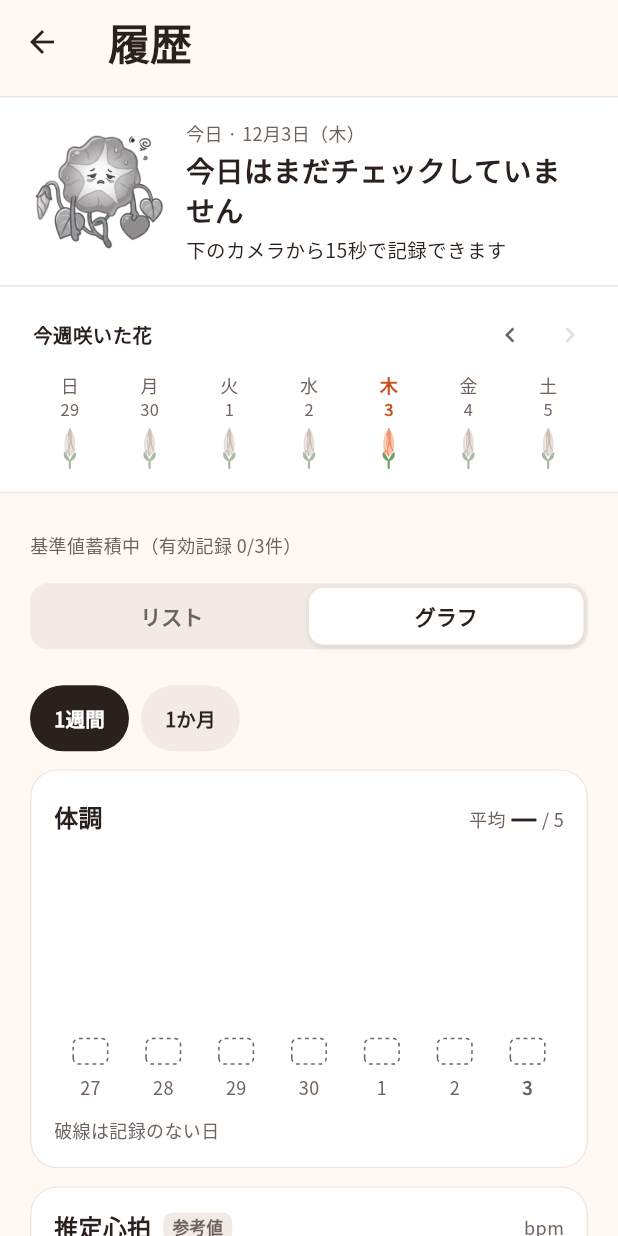
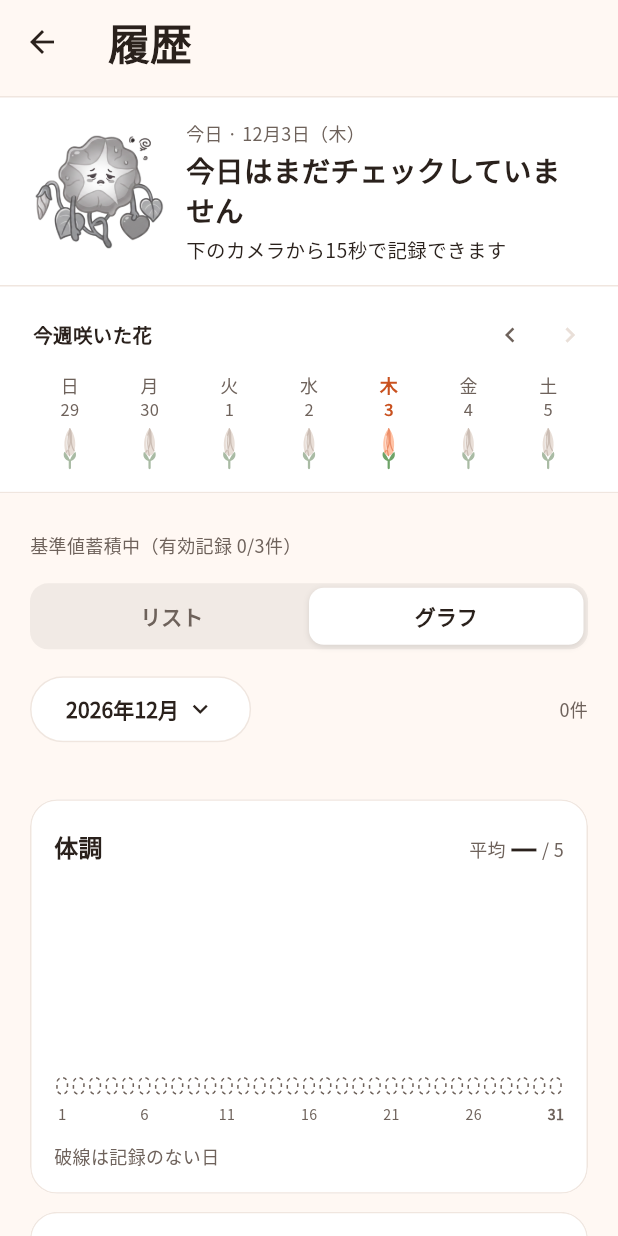
Before and after one commit to jphacks/os_2604, a Flutter app: the HistoryScreen screen opened by its route, after a tap on the "chevron left" icon, after a tap on the "chevron right" icon, after a tap on "グラフ", on a phone screen of 412 x 824 dp. Run offline on Flutter 3.47's test engine with Material 3 defaults, Android fonts, the phone set to English and light mode, and no system bars; our stand-ins replace camera, drift, drift_flutter, flutter_local_notifications, flutter_timezone, timezone; missing offline and left inert: flutter_reactive_ble, google_mlkit_face_detection; accounts and stored records are empty; generated files the repository leaves out were written again; Roboto replaces fonts that are missing (ZenMaruGothic).

Commit message:
ui: integrate history year and month wheel picker

```diff
--- a/lib/screens/history_screen.dart
+++ b/lib/screens/history_screen.dart
@@ -11,6 +11,7 @@ import '../ui/asakao_record_widgets.dart';
 import '../ui/asakao_style.dart';
 import '../ui/asakao_widgets.dart';
 import '../widgets/history_trend_view.dart';
+import '../widgets/history_period_picker.dart';
 
 class HistoryScreen extends StatefulWidget {
   const HistoryScreen({
@@ -34,6 +35,58 @@ class HistoryScreen extends StatefulWidget {
 class _HistoryScreenState extends State<HistoryScreen> {
   late Stream<List<HealthCheckResult>> _records = widget.store.watchAll();
   bool _graph = false;
+  late int _year = widget.now().toLocal().year;
+  late int? _month = widget.now().toLocal().month;
+  bool _periodExpanded = false;
+
+  bool _inPeriod(HealthCheckResult r) {
+    final at = r.measuredAt.toLocal();
+    return at.year == _year && (_month == null || at.month == _month);
+  }
+
+  DateTimeRange get _period => DateTimeRange(
+    start: DateTime(_year, _month ?? 1),
+    end: DateTime(_year, _month == null ? 13 : _month! + 1, 0),
+  );
+
+  Widget _periodPicker(List<HealthCheckResult> records, int count) {
+    final years = {
+      widget.now().toLocal().year,
+      _year,
+      for (final r in records) r.measuredAt.toLocal().year,
+    }.toList()..sort((a, b) => b.compareTo(a));
+    return Padding(
+      padding: const EdgeInsets.only(top: 16),
+      child: HistoryPeriodPicker(
+        year: _year,
+        month: _month,
+        expanded: _periodExpanded,
+        years: years,
+        count: count,
+        monthsByYear: {
+          for (final year in years)
+            year: {
+              for (final r in records)
+                if (r.measuredAt.toLocal().year == year)
+                  r.measuredAt.toLocal().month,
+            },
+        },
+        onToggle: () => setState(() => _periodExpanded = !_periodExpanded),
+        onYear: (year) => setState(() {
+          _year = year;
+          _month = null;
+        }),
+        onMonth: (month) => setState(() {
+          _month = month;
+          _periodExpanded = false;
+        }),
+        onWholeYear: () => setState(() {
+          _month = null;
+          _periodExpanded = false;
+        }),
+      ),
+    );
+  }
 
   /// 記録がなくてもさかのぼれる週の数（今週を含めて約1年）。
   static const _minWeeks = 53;
@@ -107,26 +160,28 @@ class _HistoryScreenState extends State<HistoryScreen> {
     if (graph != _graph) setState(() => _graph = graph);
   }
 
-  Widget _list(List<HealthCheckResult> records) {
+  Widget _list(List<HealthCheckResult> records, {bool noRecords = false}) {
     if (records.isEmpty) {
-      return const Padding(
-        padding: EdgeInsets.fromLTRB(24, 48, 24, 24),
+      return Padding(
+        padding: const EdgeInsets.fromLTRB(24, 48, 24, 24),
         child: Column(
           children: [
             Text(
-              'まだ記録がありません',
-              style: TextStyle(
+              noRecords ? 'まだ記録がありません' : 'この期間の記録はありません',
+              style: const TextStyle(
                 fontFamily: AsakaoStyle.displayFont,
                 fontSize: 20,
                 fontWeight: FontWeight.w700,
                 color: AsakaoStyle.ink,
               ),
             ),
-            SizedBox(height: 8),
+            const SizedBox(height: 8),
             Text(
-              '最初のチェックのあと、ここに毎朝の記録が並びます。',
+              noRecords
+                  ? '最初のチェックのあと、ここに毎朝の記録が並びます。'
+                  : '年月を変更すると、別の期間の記録を確認できます。',
               textAlign: TextAlign.center,
-              style: TextStyle(height: 1.6, color: AsakaoStyle.muted),
+              style: const TextStyle(height: 1.6, color: AsakaoStyle.muted),
             ),
           ],
         ),
@@ -136,11 +191,12 @@ class _HistoryScreenState extends State<HistoryScreen> {
       crossAxisAlignment: CrossAxisAlignment.stretch,
       children: [
         for (var index = 0; index < records.length; index++) ...[
-          if (index == 0 ||
-              records[index - 1].measuredAt.toLocal().month !=
-                  records[index].measuredAt.toLocal().month ||
-              records[index - 1].measuredAt.toLocal().year !=
-                  records[index].measuredAt.toLocal().year)
+          if (_month == null &&
+              (index == 0 ||
+                  records[index - 1].measuredAt.toLocal().month !=
+                      records[index].measuredAt.toLocal().month ||
+                  records[index - 1].measuredAt.toLocal().year !=
+                      records[index].measuredAt.toLocal().year))
             Padding(
               padding: const EdgeInsets.fromLTRB(20, 16, 20, 8),
               child: Text(
@@ -742,6 +798,7 @@ class _HistoryScreenState extends State<HistoryScreen> {
           // スワイプで消した行は、DB の更新が届く前でもすぐ外す。
           final records = [...data.where((r) => !_removed.contains(r.id))]
             ..sort((a, b) => b.measuredAt.compareTo(a.measuredAt));
+          final filtered = records.where(_inPeriod).toList();
           return CustomScrollView(
             slivers: [
               SliverPadding(
@@ -756,7 +813,11 @@ class _HistoryScreenState extends State<HistoryScreen> {
                         padding: const EdgeInsets.symmetric(horizontal: 20),
                         child: Column(
                           crossAxisAlignment: CrossAxisAlignment.stretch,
-                          children: [_baselineCard(records), _viewToggle()],
+                          children: [
+                            _baselineCard(records),
+                            _viewToggle(),
+                            _periodPicker(records, filtered.length),
+                          ],
                         ),
                       ),
                     ],
@@ -800,13 +861,17 @@ class _HistoryScreenState extends State<HistoryScreen> {
                               key: const ValueKey('history-graph'),
                               padding: const EdgeInsets.fromLTRB(20, 12, 20, 0),
                               child: HistoryTrendView(
-                                records: records,
+                                records: filtered,
                                 now: widget.now,
+                                period: _period,
                               ),
                             )
                           : KeyedSubtree(
                               key: const ValueKey('history-list'),
-                              child: _list(records),
+                              child: _list(
+                                filtered,
+                                noRecords: records.isEmpty,
+                              ),
                             ),
                     ),
                   ),
--- /dev/null
+++ b/lib/widgets/history_period_picker.dart
@@ -0,0 +1,369 @@
+import 'package:flutter/material.dart';
+import 'package:flutter/cupertino.dart';
+
+import '../ui/asakao_style.dart';
+import '../ui/asakao_widgets.dart';
+
+/// Year/month popover. Availability comes only from actual records.
+class HistoryPeriodPicker extends StatelessWidget {
+  const HistoryPeriodPicker({
+    super.key,
+    required this.year,
+    required this.month,
+    required this.expanded,
+    required this.years,
+    required this.monthsByYear,
+    required this.count,
+    required this.onToggle,
+    required this.onYear,
+    required this.onMonth,
+    required this.onWholeYear,
+  });
+  final int year;
+  final int? month;
+  final bool expanded;
+  final List<int> years;
+  final Map<int, Set<int>> monthsByYear;
+  final int count;
+  final VoidCallback onToggle;
+  final ValueChanged<int> onYear;
+  final ValueChanged<int> onMonth;
+  final VoidCallback onWholeYear;
+
+  @override
+  Widget build(BuildContext context) => _AnchoredPeriodMenu(
+    expanded: expanded,
+    onDismiss: onToggle,
+    header: Wrap(
+      alignment: WrapAlignment.spaceBetween,
+      crossAxisAlignment: WrapCrossAlignment.center,
+      spacing: 8,
+      runSpacing: 8,
+      children: [
+        OutlinedButton(
+          key: const ValueKey('history-period-toggle'),
+          style: OutlinedButton.styleFrom(
+            backgroundColor: Colors.white,
+            foregroundColor: AsakaoStyle.ink,
+            side: const BorderSide(color: AsakaoStyle.border),
+            shape: const StadiumBorder(),
+            minimumSize: const Size(48, 44),
+          ),
+          onPressed: onToggle,
+          child: Row(
+            mainAxisSize: MainAxisSize.min,
+            children: [
+              Text(
+                month == null ? '$year年すべて' : '$year年$month月',
+                style: const TextStyle(fontWeight: FontWeight.w700),
+              ),
+              const SizedBox(width: 4),
+              Icon(expanded ? Icons.expand_less : Icons.expand_more, size: 20),
+            ],
+          ),
+        ),
+        Text(
+          '$count件',
+          key: const ValueKey('history-period-count'),
+          style: AsakaoStyle.caption,
+        ),
+      ],
+    ),
+    panel: _PeriodWheels(
+      year: year,
+      month: month,
+      years: years,
+      monthsByYear: monthsByYear,
+      onApply: (value) {
+        onYear(value.year);
+        value.month == null ? onWholeYear() : onMonth(value.month!);
+      },
+    ),
+  );
+}
+
+class _PeriodWheels extends StatefulWidget {
+  const _PeriodWheels({
+    required this.year,
+    required this.month,
+    required this.years,
+    required this.monthsByYear,
+    required this.onApply,
+  });
+  final int year;
+  final int? month;
+  final List<int> years;
+  final Map<int, Set<int>> monthsByYear;
+  final ValueChanged<({int year, int? month})> onApply;
+  @override
+  State<_PeriodWheels> createState() => _PeriodWheelsState();
+}
+
+class _PeriodWheelsState extends State<_PeriodWheels> {
+  late int _year = widget.year;
+  late int? _month = widget.month;
+  late final _yearScroll = FixedExtentScrollController(
+    initialItem: widget.years.indexOf(_year),
+  );
+  late final _monthScroll = FixedExtentScrollController(
+    initialItem: _month ?? 0,
+  );
+  bool _yearMoving = false;
+  bool _monthMoving = false;
+  @override
+  void dispose() {
+    _yearScroll.dispose();
+    _monthScroll.dispose();
+    super.dispose();
+  }
+
+  Widget _wheel({
+    required String name,
+    required FixedExtentScrollController controller,
+    required List<Widget> children,
+    required ValueChanged<int> onChanged,
+  }) => Expanded(
+    child: Column(
+      children: [
+        Text(name == 'year' ? '年' : '月', style: AsakaoStyle.caption),
+        const SizedBox(height: 8),
+        NotificationListener<ScrollNotification>(
+          onNotification: (notification) {
+            if (notification is ScrollStartNotification ||
+                notification is ScrollEndNotification) {
+              setState(() {
+                final moving = notification is ScrollStartNotification;
+                name == 'year' ? _yearMoving = moving : _monthMoving = moving;
+              });
+            }
+            return false;
+          },
+          child: SizedBox(
+            height:
+                MediaQuery.textScalerOf(context).scale(20).clamp(28, 44) * 4,
+            child: CupertinoPicker(
+              key: ValueKey('history-$name-wheel'),
+              scrollController: controller,
+              itemExtent:
+                  MediaQuery.textScalerOf(context).scale(20).clamp(28, 44) + 16,
+              onSelectedItemChanged: onChanged,
+              children: children,
+            ),
+          ),
+        ),
+      ],
+    ),
+  );
+
+  Widget _label(String text, {bool available = true}) => Center(
+    child: Padding(
+      padding: const EdgeInsets.symmetric(horizontal: 6),
+      child: FittedBox(
+        fit: BoxFit.scaleDown,
+        child: Text(
+          text,
+          style: TextStyle(
+            fontSize: 20,
+            fontWeight: FontWeight.w700,
+            color: available
+                ? AsakaoStyle.ink
+                : AsakaoStyle.muted.withValues(alpha: 0.5),
+          ),
+        ),
+      ),
+    ),
+  );
+
+  @override
+  Widget build(BuildContext context) {
+    final available =
+        _month == null ||
+        (widget.monthsByYear[_year]?.contains(_month) ?? false);
+    return AsakaoCard(
+      padding: const EdgeInsets.all(16),
+      child: Column(
+        crossAxisAlignment: CrossAxisAlignment.stretch,
+        children: [
+          Row(
+            crossAxisAlignment: CrossAxisAlignment.start,
+            children: [
+              _wheel(
+                name: 'year',
+                controller: _yearScroll,
+                children: [for (final year in widget.years) _label('$year年')],
+                onChanged: (index) =>
+                    setState(() => _year = widget.years[index]),
+              ),
+              const SizedBox(width: 12),
+              _wheel(
+                name: 'month',
+                controller: _monthScroll,
+                children: [
+                  _label('すべて'),
+                  for (var month = 1; month <= 12; month++)
+                    _label(
+                      '$month月',
+                      available:
+                          widget.monthsByYear[_year]?.contains(month) ?? false,
+                    ),
+                ],
+                onChanged: (index) =>
+                    setState(() => _month = index == 0 ? null : index),
+              ),
+            ],
+          ),
+          const SizedBox(height: 12),
+          if (!available)
+            const Padding(
+              padding: EdgeInsets.only(bottom: 8),
+              child: Text(
+                'この月の記録はありません',
+                style: AsakaoStyle.caption,
+                textAlign: TextAlign.center,
+              ),
+            ),
+          FilledButton(
+            key: const ValueKey('history-period-apply'),
+            onPressed: available && !_yearMoving && !_monthMoving
+                ? () => widget.onApply((year: _year, month: _month))
+                : null,
+            child: const Text('表示する'),
+          ),
+        ],
+      ),
+    );
+  }
+}
+
+/// The menu lives in an overlay, so opening it cannot move history rows.
+class _AnchoredPeriodMenu extends StatefulWidget {
+  const _AnchoredPeriodMenu({
+    required this.expanded,
+    required this.onDismiss,
+    required this.header,
+    required this.panel,
+  });
+  final bool expanded;
+  final VoidCallback onDismiss;
+  final Widget header;
+  final Widget panel;
+  @override
+  State<_AnchoredPeriodMenu> createState() => _AnchoredPeriodMenuState();
+}
+
+class _AnchoredPeriodMenuState extends State<_AnchoredPeriodMenu> {
+  final _portal = OverlayPortalController();
+  final _link = LayerLink();
+  final _anchor = GlobalKey();
+
+  void _sync() => WidgetsBinding.instance.addPostFrameCallback((_) {
+    if (!mounted) return;
+    widget.expanded ? _portal.show() : _portal.hide();
+  });
+  @override
+  void initState() {
+    super.initState();
+    _sync();
+  }
+
+  @override
+  void didUpdateWidget(covariant _AnchoredPeriodMenu oldWidget) {
+    super.didUpdateWidget(oldWidget);
+    if (oldWidget.expanded != widget.expanded) _sync();
+  }
+
+  @override
+  Widget build(BuildContext context) => PopScope(
+    canPop: !widget.expanded,
+    onPopInvokedWithResult: (didPop, _) {
+      if (!didPop && widget.expanded) widget.onDismiss();
+    },
+    child: LayoutBuilder(
+      builder: (context, constraints) => OverlayPortal(
+        controller: _portal,
+        overlayChildBuilder: (context) {
+          final box = _anchor.currentContext!.findRenderObject()! as RenderBox;
+          final top = box.localToGlobal(Offset.zero).dy;
+          final bottom = top + box.size.height;
+          final media = MediaQuery.of(context);
+          final below = media.size.height - media.padding.bottom - bottom - 16;
+          final above = top - media.padding.top - 16;
+          final upward = below < 160 && above > below;
+          final available = upward ? above : below;
+          return SizedBox.expand(
+            child: Stack(
+              children: [
+                Positioned.fill(
+                  child: ModalBarrier(
+                    color: Colors.transparent,
+                    dismissible: true,
+                    onDismiss: widget.onDismiss,
+                    semanticsLabel: '年月選択を閉じる',
+                  ),
+                ),
+                CompositedTransformFollower(
+                  link: _link,
+                  showWhenUnlinked: false,
+                  targetAnchor: upward
+                      ? Alignment.topLeft
+                      : Alignment.bottomLeft,
+                  followerAnchor: upward
+                      ? Alignment.bottomLeft
+                      : Alignment.topLeft,
+                  offset: Offset(0, upward ? -10 : 10),
+                  child: SizedBox(
+                    width: constraints.maxWidth,
+                    child: ConstrainedBox(
+                      constraints: BoxConstraints(
+                        maxHeight: available > 80 ? available : 80,
+                      ),
+                      child: TweenAnimationBuilder<double>(
+                        tween: Tween(begin: 0, end: 1),
+                        duration: media.disableAnimations
+                            ? Duration.zero
+                            : const Duration(milliseconds: 380),
+                        curve: Curves.easeOutQuart,
+                        builder: (context, value, child) => ClipRect(
+                          child: Align(
+                            alignment: upward
+                                ? Alignment.bottomCenter
+                                : Alignment.topCenter,
+                            heightFactor: value,
+                            child: Opacity(
+                              opacity: 0.75 + 0.25 * value,
+                              child: Transform.translate(
+                                offset: Offset(
+                                  0,
+                                  (upward ? 12 : -12) * (1 - value),
+                                ),
+                                child: child,
+                              ),
+                            ),
+                          ),
+                        ),
+                        child: Material(
+                          key: const ValueKey('history-period-overlay'),
+                          color: Colors.transparent,
+                          elevation: 10,
+                          shadowColor: AsakaoStyle.ink.withValues(alpha: 0.15),
+                          borderRadius: BorderRadius.circular(18),
+                          clipBehavior: Clip.antiAlias,
+                          child: SingleChildScrollView(child: widget.panel),
+                        ),
+                      ),
+                    ),
+                  ),
+                ),
+              ],
+            ),
+          );
+        },
+        child: CompositedTransformTarget(
+          key: _anchor,
+          link: _link,
+          child: widget.header,
+        ),
+      ),
+    ),
+  );
+}
--- a/lib/widgets/history_trend_view.dart
+++ b/lib/widgets/history_trend_view.dart
@@ -10,10 +10,16 @@ import '../ui/asakao_widgets.dart';
 /// 期間は「今日を最後の日とする直近7日 / 30日」（カレンダー月ではない）。
 /// 外部パッケージは使わず、棒は通常のウィジェット、折れ線は CustomPaint で描く。
 class HistoryTrendView extends StatefulWidget {
-  const HistoryTrendView({super.key, required this.records, required this.now});
+  const HistoryTrendView({
+    super.key,
+    required this.records,
+    required this.now,
+    this.period,
+  });
 
   final List<HealthCheckResult> records;
   final DateTime Function() now;
+  final DateTimeRange? period;
 
   @override
   State<HistoryTrendView> createState() => _HistoryTrendViewState();
@@ -33,14 +39,33 @@ class _HistoryTrendViewState extends State<HistoryTrendView> {
 
   @override
   Widget build(BuildContext context) {
+    final period = widget.period;
+    final count = period == null
+        ? _range.days
+        : DateTime.utc(period.end.year, period.end.month, period.end.day)
+                  .difference(
+                    DateTime.utc(
+                      period.start.year,
+                      period.start.month,
+                      period.start.day,
+                    ),
+                  )
+                  .inDays +
+              1;
     final days = buildDailyTrend(
       widget.records,
-      today: widget.now(),
-      days: _range.days,
+      today: period?.end ?? widget.now(),
+      days: count,
     );
+    final label = period == null
+        ? _range.label
+        : count > 31
+        ? '${period.start.year}年'
+        : '${period.start.year}年${period.start.month}月';
     return Column(
       crossAxisAlignment: CrossAxisAlignment.stretch,
       children: [
+        if (period == null)
           Row(
             children: [
               for (final r in _Range.values)
@@ -55,9 +80,9 @@ class _HistoryTrendViewState extends State<HistoryTrendView> {
             ],
           ),
         const SizedBox(height: 12),
-        _ConditionCard(days: days, rangeLabel: _range.label),
+        _ConditionCard(days: days, rangeLabel: label),
         const SizedBox(height: 12),
-        _HeartRateCard(days: days, rangeLabel: _range.label),
+        _HeartRateCard(days: days, rangeLabel: label),
       ],
     );
   }
@@ -129,7 +154,9 @@ class _DayLabels extends StatelessWidget {
               ? FittedBox(
                   fit: BoxFit.scaleDown,
                   child: Text(
-                    '${days[i].day.day}',
+                    days.length > 31
+                        ? '${days[i].day.month}/${days[i].day.day}'
+                        : '${days[i].day.day}',
                     style: TextStyle(
                       fontSize: days.length <= 7 ? 12 : 10,
                       fontWeight: i == days.length - 1
@@ -196,6 +223,10 @@ class _ConditionCard extends StatelessWidget {
               ],
             ),
             const SizedBox(height: 16),
+            _PlotViewport(
+              days: days.length,
+              child: Column(
+                children: [
                   SizedBox(
                     height: _barMaxHeight + 36,
                     child: Row(
@@ -215,6 +246,9 @@ class _ConditionCard extends StatelessWidget {
                   ),
                   const SizedBox(height: 6),
                   _DayLabels(days),
+                ],
+              ),
+            ),
             const SizedBox(height: 12),
             const Text('破線は記録のない日', style: AsakaoStyle.caption),
           ],
@@ -358,6 +392,11 @@ class _HeartRateCard extends StatelessWidget {
                 ),
               )
             else ...[
+              _PlotViewport(
+                days: days.length,
+                child: Column(
+                  crossAxisAlignment: CrossAxisAlignment.stretch,
+                  children: [
                     SizedBox(
                       height: 110,
                       child: CustomPaint(
@@ -367,6 +406,9 @@ class _HeartRateCard extends StatelessWidget {
                     ),
                     const SizedBox(height: 6),
                     _DayLabels(days),
+                  ],
+                ),
+              ),
               const SizedBox(height: 12),
               Text(
                 '推定心拍の記録がある日だけ表示（${real.length}日分）。'
@@ -439,3 +481,31 @@ class TrendLinePainter extends CustomPainter {
   @override
   bool shouldRepaint(TrendLinePainter old) => old.values != values;
 }
+
+/// Long periods retain daily values and gaps; scroll instead of squeezing them.
+class _PlotViewport extends StatelessWidget {
+  const _PlotViewport({required this.days, required this.child});
+  final int days;
+  final Widget child;
+  @override
+  Widget build(BuildContext context) => days <= 31
+      ? child
+      : Column(
+          crossAxisAlignment: CrossAxisAlignment.start,
+          children: [
+            const Text('左右にスクロールして日別の記録を確認できます', style: AsakaoStyle.caption),
+            const SizedBox(height: 8),
+            LayoutBuilder(
+              builder: (context, constraints) => SingleChildScrollView(
+                scrollDirection: Axis.horizontal,
+                child: SizedBox(
+                  width: days * 24.0 > constraints.maxWidth
+                      ? days * 24.0
+                      : constraints.maxWidth,
+                  child: child,
+                ),
+              ),
+            ),
+          ],
+        );
+}
```
Also changed, not shown: 4 other files. Lines whose indentation alone changed are shown as unchanged.
